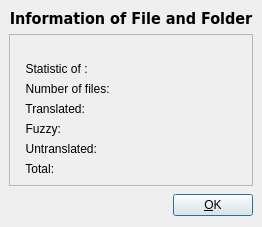
First picture: the form in pootling/ui/StatisticsDialog.ui, repository cc-archive/pootle, before the edit.
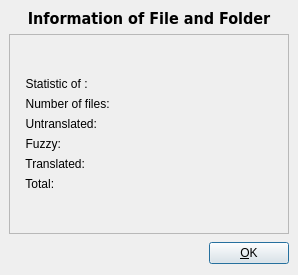
Second picture: the form after the edit.

Commit message: move untraslated to translate row and translate go back untranslated row in StatisticsDialog

Diff of the .ui file:
```diff
--- a/pootling/ui/StatisticsDialog.ui
+++ b/pootling/ui/StatisticsDialog.ui
@@ -5,8 +5,8 @@
    <rect>
     <x>0</x>
     <y>0</y>
-    <width>260</width>
-    <height>227</height>
+    <width>298</width>
+    <height>275</height>
    </rect>
   </property>
   <property name="windowTitle" >
@@ -34,34 +34,8 @@
       <property name="spacing" >
        <number>6</number>
       </property>
-      <item row="0" column="2" colspan="2" >
-       <spacer>
-        <property name="orientation" >
-         <enum>Qt::Vertical</enum>
-        </property>
-        <property name="sizeHint" >
-         <size>
-          <width>20</width>
-          <height>111</height>
-         </size>
-        </property>
-       </spacer>
-      </item>
-      <item row="7" column="2" >
-       <widget class="QLabel" name="lblFuzzy" >
-        <property name="frameShape" >
-         <enum>QFrame::NoFrame</enum>
-        </property>
-        <property name="text" >
-         <string/>
-        </property>
-        <property name="alignment" >
-         <set>Qt::AlignRight|Qt::AlignTrailing|Qt::AlignVCenter</set>
-        </property>
-       </widget>
-      </item>
-      <item row="7" column="3" >
-       <widget class="QLabel" name="lblFuzzyPercent" >
+      <item row="3" column="3" >
+       <widget class="QLabel" name="lblUntranPercent" >
         <property name="frameShape" >
          <enum>QFrame::NoFrame</enum>
         </property>
@@ -74,7 +48,7 @@
        </widget>
       </item>
       <item row="3" column="2" >
-       <widget class="QLabel" name="lblNumberofFiles" >
+       <widget class="QLabel" name="lblUntranslated" >
         <property name="frameShape" >
          <enum>QFrame::NoFrame</enum>
         </property>
@@ -86,61 +60,7 @@
         </property>
        </widget>
       </item>
-      <item row="5" column="2" >
-       <widget class="QLabel" name="lblTranslated" >
-        <property name="frameShape" >
-         <enum>QFrame::NoFrame</enum>
-        </property>
-        <property name="text" >
-         <string/>
-        </property>
-        <property name="alignment" >
-         <set>Qt::AlignRight|Qt::AlignTrailing|Qt::AlignVCenter</set>
-        </property>
-       </widget>
-      </item>
-      <item row="5" column="3" >
-       <widget class="QLabel" name="lblTransPercent" >
-        <property name="frameShape" >
-         <enum>QFrame::NoFrame</enum>
-        </property>
-        <property name="text" >
-         <string/>
-        </property>
-        <property name="alignment" >
-         <set>Qt::AlignRight|Qt::AlignTrailing|Qt::AlignVCenter</set>
-        </property>
-       </widget>
-      </item>
-      <item row="11" column="2" >
-       <widget class="QLabel" name="lblTotal" >
-        <property name="frameShape" >
-         <enum>QFrame::NoFrame</enum>
-        </property>
-        <property name="frameShadow" >
-         <enum>QFrame::Raised</enum>
-        </property>
-        <property name="text" >
-         <string/>
-        </property>
-        <property name="alignment" >
-         <set>Qt::AlignRight|Qt::AlignTrailing|Qt::AlignVCenter</set>
-        </property>
-       </widget>
-      </item>
-      <item row="11" column="0" >
-       <widget class="QLabel" name="label_5" >
-        <property name="font" >
-         <font>
-          <pointsize>9</pointsize>
-         </font>
-        </property>
-        <property name="text" >
-         <string>  Total:</string>
-        </property>
-       </widget>
-      </item>
-      <item row="9" column="0" colspan="2" >
+      <item row="3" column="0" colspan="2" >
        <widget class="QLabel" name="label_4" >
         <property name="font" >
          <font>
@@ -152,15 +72,29 @@
         </property>
        </widget>
       </item>
-      <item row="7" column="0" >
-       <widget class="QLabel" name="label_3" >
-        <property name="font" >
-         <font>
-          <pointsize>9</pointsize>
-         </font>
+      <item row="5" column="3" >
+       <widget class="QLabel" name="lblTransPercent" >
+        <property name="frameShape" >
+         <enum>QFrame::NoFrame</enum>
         </property>
         <property name="text" >
-         <string>  Fuzzy:</string>
+         <string/>
+        </property>
+        <property name="alignment" >
+         <set>Qt::AlignRight|Qt::AlignTrailing|Qt::AlignVCenter</set>
+        </property>
+       </widget>
+      </item>
+      <item row="5" column="2" >
+       <widget class="QLabel" name="lblTranslated" >
+        <property name="frameShape" >
+         <enum>QFrame::NoFrame</enum>
+        </property>
+        <property name="text" >
+         <string/>
+        </property>
+        <property name="alignment" >
+         <set>Qt::AlignRight|Qt::AlignTrailing|Qt::AlignVCenter</set>
         </property>
        </widget>
       </item>
@@ -176,7 +110,7 @@
         </property>
        </widget>
       </item>
-      <item row="3" column="0" colspan="2" >
+      <item row="2" column="0" colspan="2" >
        <widget class="QLabel" name="label" >
         <property name="font" >
          <font>
@@ -188,6 +122,32 @@
         </property>
        </widget>
       </item>
+      <item row="6" column="3" >
+       <widget class="QLabel" name="lblTotalPercent" >
+        <property name="frameShape" >
+         <enum>QFrame::NoFrame</enum>
+        </property>
+        <property name="text" >
+         <string/>
+        </property>
+        <property name="alignment" >
+         <set>Qt::AlignRight|Qt::AlignTrailing|Qt::AlignVCenter</set>
+        </property>
+       </widget>
+      </item>
+      <item row="7" column="0" colspan="4" >
+       <spacer>
+        <property name="orientation" >
+         <enum>Qt::Vertical</enum>
+        </property>
+        <property name="sizeHint" >
+         <size>
+          <width>258</width>
+          <height>16</height>
+         </size>
+        </property>
+       </spacer>
+      </item>
       <item row="1" column="0" >
        <widget class="QLabel" name="label_6" >
         <property name="font" >
@@ -200,59 +160,99 @@
         </property>
        </widget>
       </item>
-      <item row="12" column="0" colspan="4" >
+      <item row="4" column="0" >
+       <widget class="QLabel" name="label_3" >
+        <property name="font" >
+         <font>
+          <pointsize>9</pointsize>
+         </font>
+        </property>
+        <property name="text" >
+         <string>  Fuzzy:</string>
+        </property>
+       </widget>
+      </item>
+      <item row="6" column="0" >
+       <widget class="QLabel" name="label_5" >
+        <property name="font" >
+         <font>
+          <pointsize>9</pointsize>
+         </font>
+        </property>
+        <property name="text" >
+         <string>  Total:</string>
+        </property>
+       </widget>
+      </item>
+      <item row="6" column="2" >
+       <widget class="QLabel" name="lblTotal" >
+        <property name="frameShape" >
+         <enum>QFrame::NoFrame</enum>
+        </property>
+        <property name="frameShadow" >
+         <enum>QFrame::Raised</enum>
+        </property>
+        <property name="text" >
+         <string/>
+        </property>
+        <property name="alignment" >
+         <set>Qt::AlignRight|Qt::AlignTrailing|Qt::AlignVCenter</set>
+        </property>
+       </widget>
+      </item>
+      <item row="2" column="2" >
+       <widget class="QLabel" name="lblNumberofFiles" >
+        <property name="frameShape" >
+         <enum>QFrame::NoFrame</enum>
+        </property>
+        <property name="text" >
+         <string/>
+        </property>
+        <property name="alignment" >
+         <set>Qt::AlignRight|Qt::AlignTrailing|Qt::AlignVCenter</set>
+        </property>
+       </widget>
+      </item>
+      <item row="4" column="3" >
+       <widget class="QLabel" name="lblFuzzyPercent" >
+        <property name="frameShape" >
+         <enum>QFrame::NoFrame</enum>
+        </property>
+        <property name="text" >
+         <string/>
+        </property>
+        <property name="alignment" >
+         <set>Qt::AlignRight|Qt::AlignTrailing|Qt::AlignVCenter</set>
+        </property>
+       </widget>
+      </item>
+      <item row="4" column="2" >
+       <widget class="QLabel" name="lblFuzzy" >
+        <property name="frameShape" >
+         <enum>QFrame::NoFrame</enum>
+        </property>
+        <property name="text" >
+         <string/>
+        </property>
+        <property name="alignment" >
+         <set>Qt::AlignRight|Qt::AlignTrailing|Qt::AlignVCenter</set>
+        </property>
+       </widget>
+      </item>
+      <item row="0" column="2" colspan="2" >
        <spacer>
         <property name="orientation" >
          <enum>Qt::Vertical</enum>
         </property>
         <property name="sizeHint" >
          <size>
-          <width>195</width>
+          <width>121</width>
           <height>16</height>
          </size>
         </property>
        </spacer>
       </item>
-      <item row="9" column="2" >
-       <widget class="QLabel" name="lblUntranslated" >
-        <property name="frameShape" >
-         <enum>QFrame::NoFrame</enum>
-        </property>
-        <property name="text" >
-         <string/>
-        </property>
-        <property name="alignment" >
-         <set>Qt::AlignRight|Qt::AlignTrailing|Qt::AlignVCenter</set>
-        </property>
-       </widget>
-      </item>
-      <item row="9" column="3" >
-       <widget class="QLabel" name="lblUntranPercent" >
-        <property name="frameShape" >
-         <enum>QFrame::NoFrame</enum>
-        </property>
-        <property name="text" >
-         <string/>
-        </property>
-        <property name="alignment" >
-         <set>Qt::AlignRight|Qt::AlignTrailing|Qt::AlignVCenter</set>
-        </property>
-       </widget>
-      </item>
-      <item row="11" column="3" >
-       <widget class="QLabel" name="lblTotalPercent" >
-        <property name="frameShape" >
-         <enum>QFrame::NoFrame</enum>
-        </property>
-        <property name="text" >
-         <string/>
-        </property>
-        <property name="alignment" >
-         <set>Qt::AlignRight|Qt::AlignTrailing|Qt::AlignVCenter</set>
-        </property>
-       </widget>
-      </item>
-      <item row="1" column="1" colspan="2" >
+      <item row="1" column="1" colspan="3" >
        <widget class="QLabel" name="lblStatistic" >
         <property name="frameShape" >
          <enum>QFrame::NoFrame</enum>
@@ -261,7 +261,7 @@
          <string/>
         </property>
         <property name="alignment" >
-         <set>Qt::AlignLeading|Qt::AlignLeft|Qt::AlignVCenter</set>
+         <set>Qt::AlignCenter</set>
         </property>
        </widget>
       </item>
```
Left out of the diff: 20 changed lines with no effect on the pictures. The commit also changes 1 other file.
